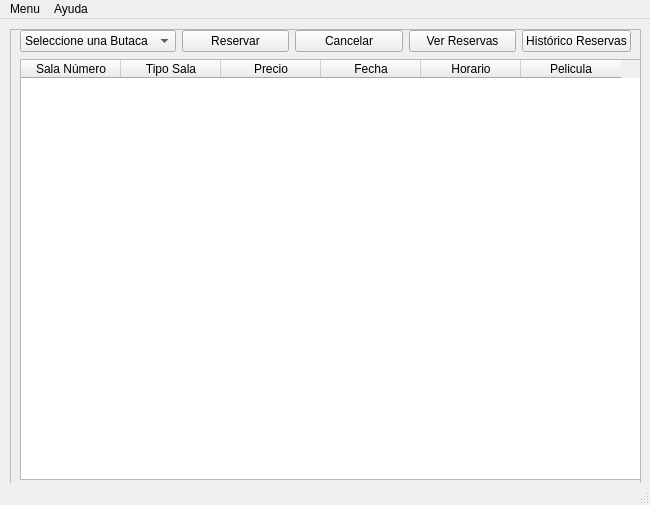
This is Vistas/Reserva.ui in neoengelus/cinemar as Qt 5 draws it before an edit. The edited form follows.
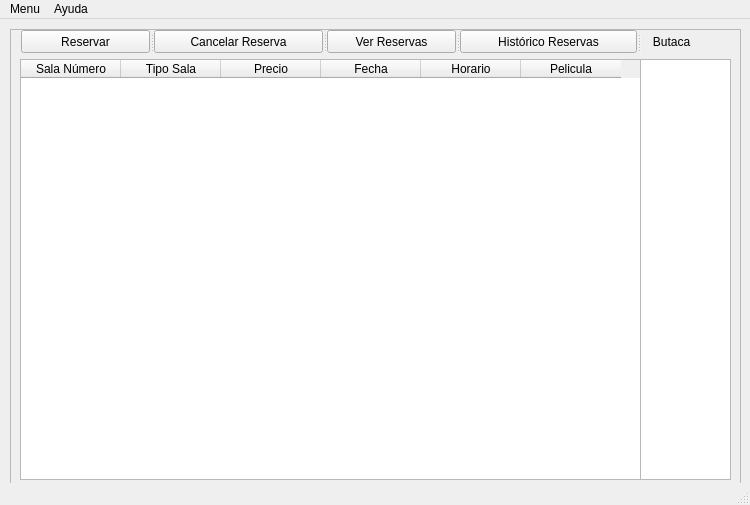
This is the edited form.

Commit message: More changes to UI and Logic for Reserva

```diff
--- a/Vistas/Reserva.ui
+++ b/Vistas/Reserva.ui
@@ -6,7 +6,7 @@
    <rect>
     <x>0</x>
     <y>0</y>
-    <width>650</width>
+    <width>750</width>
     <height>505</height>
    </rect>
   </property>
@@ -18,7 +18,7 @@
   </property>
   <property name="maximumSize">
    <size>
-    <width>650</width>
+    <width>750</width>
     <height>505</height>
    </size>
   </property>
@@ -31,7 +31,7 @@
      <rect>
       <x>10</x>
       <y>10</y>
-      <width>631</width>
+      <width>731</width>
       <height>461</height>
      </rect>
     </property>
@@ -81,54 +81,59 @@
       </property>
      </column>
     </widget>
-    <widget class="QWidget" name="layoutWidget">
+    <widget class="QListWidget" name="lstButaca">
      <property name="geometry">
       <rect>
-       <x>10</x>
-       <y>0</y>
-       <width>611</width>
-       <height>25</height>
+       <x>630</x>
+       <y>30</y>
+       <width>91</width>
+       <height>421</height>
       </rect>
      </property>
-     <layout class="QGridLayout" name="gridLayout_2">
-      <item row="0" column="4">
-       <widget class="QPushButton" name="btnHistorico">
-        <property name="text">
-         <string>Histórico Reservas</string>
-        </property>
-       </widget>
-      </item>
-      <item row="0" column="1">
+     <property name="selectionMode">
+      <enum>QAbstractItemView::MultiSelection</enum>
+     </property>
+    </widget>
+    <widget class="QSplitter" name="splitter">
+     <property name="geometry">
+      <rect>
+       <x>11</x>
+       <y>1</y>
+       <width>681</width>
+       <height>23</height>
+      </rect>
+     </property>
+     <property name="orientation">
+      <enum>Qt::Horizontal</enum>
+     </property>
        <widget class="QPushButton" name="btnReserva">
         <property name="text">
          <string>Reservar</string>
         </property>
        </widget>
-      </item>
-      <item row="0" column="0">
-       <widget class="QComboBox" name="cmbButaca">
-        <item>
-         <property name="text">
-          <string>Seleccione una Butaca</string>
-         </property>
-        </item>
-       </widget>
-      </item>
-      <item row="0" column="2">
        <widget class="QPushButton" name="btnCancelar">
         <property name="text">
-         <string>Cancelar</string>
-        </property>
-       </widget>
-      </item>
-      <item row="0" column="3">
+       <string>Cancelar Reserva</string>
+      </property>
+     </widget>
        <widget class="QPushButton" name="btnVer">
         <property name="text">
          <string>Ver Reservas</string>
         </property>
        </widget>
-      </item>
-     </layout>
+     <widget class="QPushButton" name="btnHistorico">
+      <property name="text">
+       <string>Histórico Reservas</string>
+      </property>
+     </widget>
+     <widget class="QLabel" name="lblButaca">
+      <property name="text">
+       <string>Butaca</string>
+      </property>
+      <property name="alignment">
+       <set>Qt::AlignCenter</set>
+      </property>
+     </widget>
     </widget>
    </widget>
   </widget>
@@ -137,7 +142,7 @@
     <rect>
      <x>0</x>
      <y>0</y>
-     <width>650</width>
+     <width>750</width>
      <height>21</height>
     </rect>
    </property>
```
Lines whose indentation alone changed are shown as unchanged. The commit also changes 1 other file.
